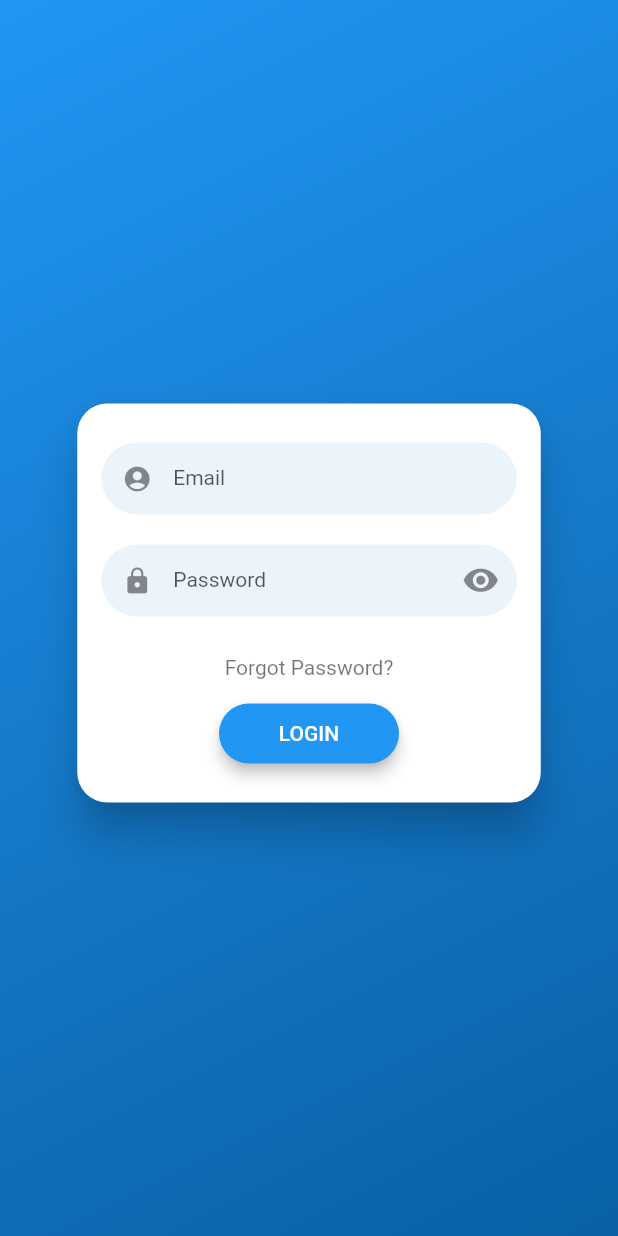
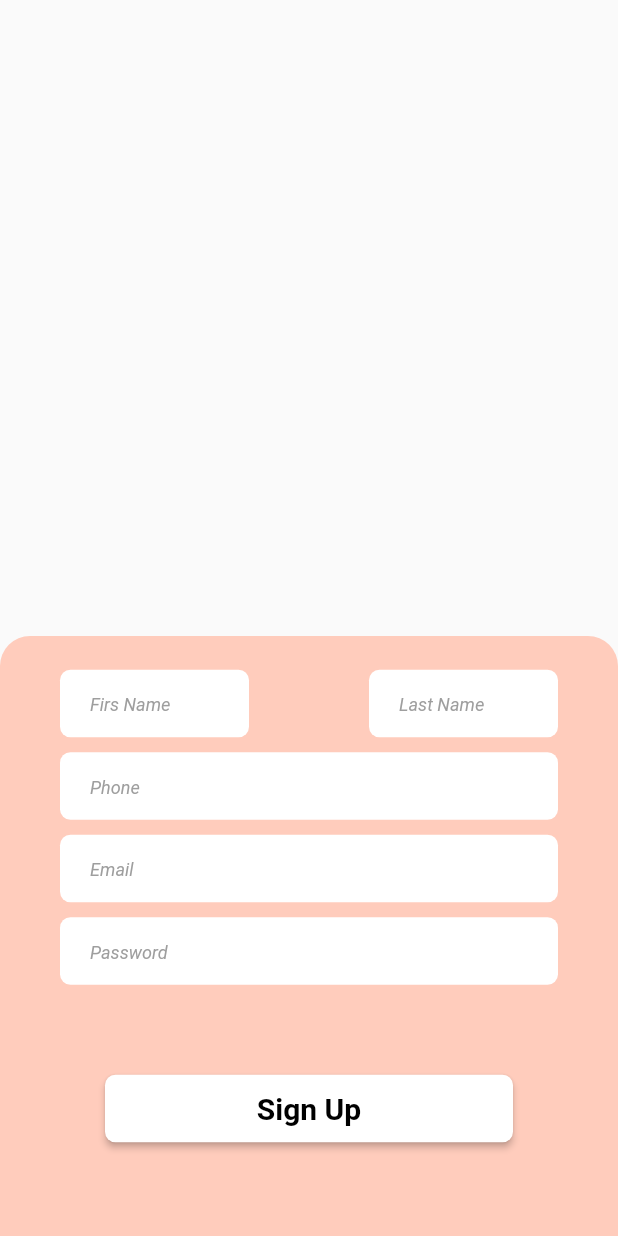
Before and after one commit to eladsez/Circle, a Flutter app: the screen it shows after launch, on a phone screen of 412 x 824 dp. Run offline on Flutter 3.47's test engine with Material 2 defaults, Android fonts, the light colour scheme and no system bars; drawn by our look-alikes of flutter_login; our stand-ins replace flutter_signin_button.

Commit message:
cuple of pages

```diff
--- a/lib/front/sign_up_page.dart
+++ b/lib/front/sign_up_page.dart
@@ -1,20 +1,148 @@
-import 'package:flutter/cupertino.dart';
 import 'package:flutter/material.dart';
-import 'package:flutter_login/flutter_login.dart';
+import 'package:flutter_signin_button/flutter_signin_button.dart';
 
-main() => runApp(const MaterialApp(
+main() =>
+    runApp(MaterialApp(
+      debugShowCheckedModeBanner: false,
       home: SignUpPage(),
     ));
 
 class SignUpPage extends StatelessWidget {
-  const SignUpPage({Key? key}) : super(key: key);
+  static const routeName = 'Sign-up-page';
+
+  final emailController = TextEditingController();
+  final firstNameController = TextEditingController();
+  final lastNameController = TextEditingController();
+  final phoneController = TextEditingController();
+  final passwordController = TextEditingController();
+
+  SignUpPage({Key? key}) : super(key: key);
+
+  Widget userInput(TextEditingController userInput, String hintTitle,
+      TextInputType keyboardType, bool visibility) {
+    return Container(
+      height: 45,
+      margin: const EdgeInsets.only(bottom: 10, left: 40, right: 40),
+      decoration: BoxDecoration(
+          color: Colors.white, borderRadius: BorderRadius.circular(7)),
+      child: Container(
+        padding: const EdgeInsets.only(left: 20, top: 13, right: 20),
+        child: TextField(
+          controller: userInput,
+          autocorrect: false,
+          enableSuggestions: false,
+          autofocus: false,
+          obscureText: visibility,
+          decoration: InputDecoration.collapsed(
+            hintText: hintTitle,
+            hintStyle: const TextStyle(
+                fontSize: 12, color: Colors.grey, fontStyle: FontStyle.italic),
+          ),
+          keyboardType: keyboardType,
+        ),
+      ),
+    );
+  }
 
   @override
   Widget build(BuildContext context) {
-    return FlutterLogin(
-      onLogin: (LoginData) {},
-      onRecoverPassword: (String) {},
-
+    return Scaffold(
+      body: Container(
+        decoration: const BoxDecoration(
+          // image: DecorationImage(
+          //   alignment: Alignment.topCenter,
+          //   image: AssetImage('assets/images/'),
+          // ),
+        ),
+        child: Column(
+          mainAxisAlignment: MainAxisAlignment.end,
+          children: [
+          Container(
+          height: 400,
+          width: double.infinity,
+          decoration: const BoxDecoration(
+            color: Color(0xFFFFCCBC),
+            borderRadius: BorderRadius.only(
+                topLeft: Radius.circular(20),
+                topRight: Radius.circular(20)),
+          ),
+          child: Column(
+          mainAxisAlignment: MainAxisAlignment.spaceAround,
+          crossAxisAlignment: CrossAxisAlignment.stretch,
+          children: [
+            Column(children: [
+              Row(
+                children: [
+                  Expanded(
+                    child: userInput(firstNameController, 'Firs Name',
+                        TextInputType.name, false),
+                  ),
+                  Expanded(
+                      child: userInput(lastNameController,
+                          'Last Name', TextInputType.name, false)),
+                ],
+              ),
+              userInput(phoneController, 'Phone',
+                  TextInputType.number, false),
+              userInput(emailController, 'Email',
+                  TextInputType.emailAddress, false),
+              userInput(passwordController, 'Password',
+                  TextInputType.visiblePassword, true),
+              // Padding(
+              //   padding: const EdgeInsets.only(top: 5.0),
+              //   child: Column(
+              //     mainAxisAlignment: MainAxisAlignment.center,
+              //     children: [
+              //       SignInButton(
+              //         Buttons.Google,
+              //         onPressed: () {},
+              //         text: 'Sign up with google',
+              //         shape: RoundedRectangleBorder(
+              //             borderRadius: BorderRadius.circular(16)),
+              //       ),
+              //       SignInButton(
+              //         Buttons.Facebook,
+              //         onPressed: () {},
+              //         text: 'Sign up with facebook',
+              //         shape: RoundedRectangleBorder(
+              //             borderRadius: BorderRadius.circular(16)),
+              //       ),
+              //     ],
+              //   ),
+              // ),
+            ]),
+            Container(
+              height: 50,
+              // for an exact replicate, remove the padding.
+              margin: const EdgeInsets.only(bottom: 40, top: 0),
+              padding:
+              const EdgeInsets.only(top: 5, left: 70, right: 70),
+              child: RaisedButton(
+                shape: RoundedRectangleBorder(
+                    borderRadius: BorderRadius.circular(7)),
+                color: Colors.white,
+                onPressed: () {
+                  String email = emailController.value.text;
+                  String password = passwordController.value.text;
+                  print("email:" + email);
+                  print("password:" + password);
+                },
+                child: const Text(
+                  'Sign Up',
+                  style: TextStyle(
+                    fontSize: 20,
+                    fontWeight: FontWeight.w700,
+                    color: Colors.black,
+                  ),
+                ),
+              ),
+            ),
+          ],
+          ),
+      ),
+      ],
+    ),)
+    ,
     );
   }
 }
--- /dev/null
+++ b/lib/front/who_you_are_page.dart
@@ -0,0 +1,14 @@
+import 'package:flutter/cupertino.dart';
+import 'package:flutter/material.dart';
+
+main() => runApp(
+    const MaterialApp(debugShowCheckedModeBanner: false, home: UserTypePage()));
+
+class UserTypePage extends StatelessWidget {
+  const UserTypePage({Key? key}) : super(key: key);
+
+  @override
+  Widget build(BuildContext context) {
+    return Container();
+  }
+}
```
Also changed, not shown: pubspec.yaml (+4 -5 lines), assets/images/giving_vector_image.jpg (added), assets/images/temp_icon.jpeg (added), lib/temp/temp1.dart (added), pubspec.lock.
